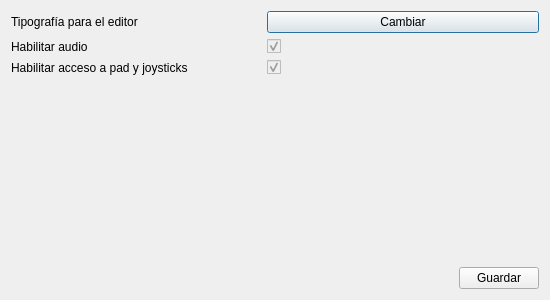
The window that pilasengine/configuracion/configuracion.ui (hugoruscitti/pilas) describes before a commit, drawn with Qt 5.
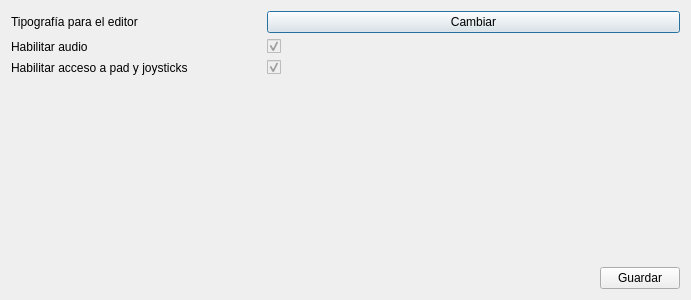
The same window after the commit.

What changed in the file:
```diff
--- a/pilasengine/configuracion/configuracion.ui
+++ b/pilasengine/configuracion/configuracion.ui
@@ -6,7 +6,7 @@
    <rect>
     <x>0</x>
     <y>0</y>
-    <width>550</width>
+    <width>691</width>
     <height>300</height>
    </rect>
   </property>
```
